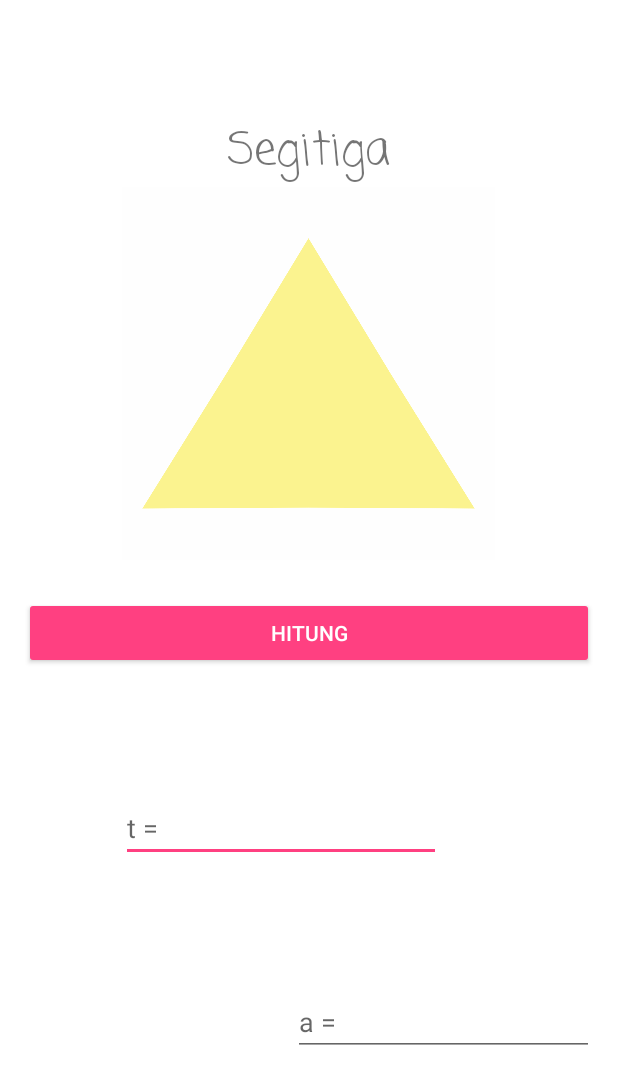
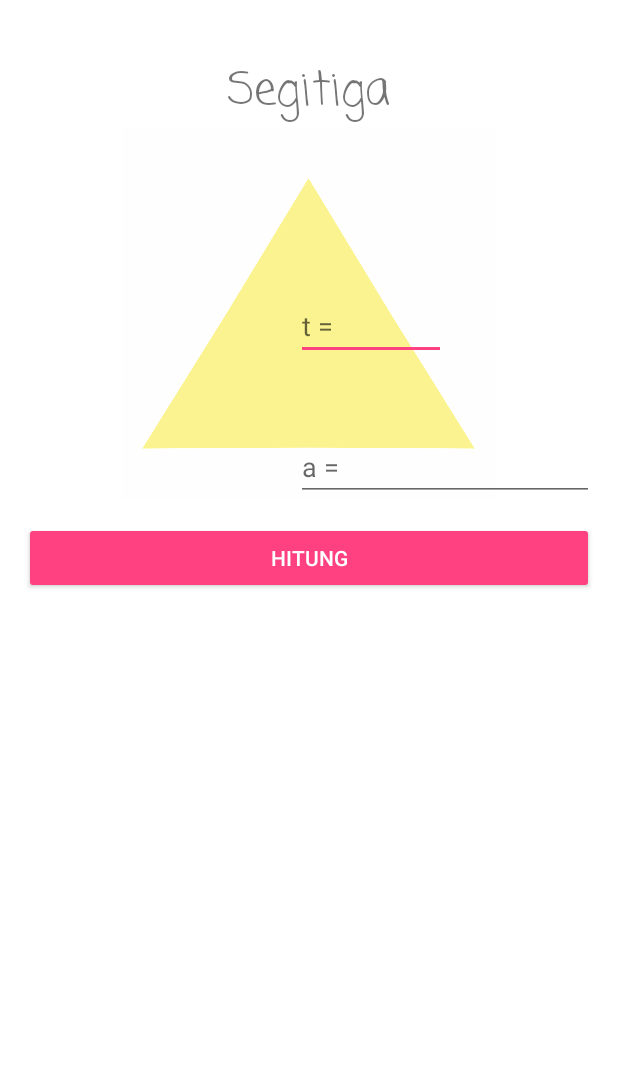
Before and after one commit to AskaIvan/HitungBangunYuk, an Android app: the layout activity_segitiga.xml on its own in the app's theme, with its tools: preview values and no code run, on a phone screen of 412 x 824 dp. Shown: the top 1084 px of the screen. Run offline under Robolectric (Android 15) with nearby library versions, the phone set to English and light mode, and no system bars.

Commit message:
Rumus dan Desain

```diff
--- a/app/src/main/java/id/sch/smktelkom_mlg/project/xirpl304132231/hitungbangunyuk/persegi.java
+++ b/app/src/main/java/id/sch/smktelkom_mlg/project/xirpl304132231/hitungbangunyuk/persegi.java
@@ -31,9 +31,11 @@ public class persegi extends AppCompatActivity {
                 int a = etSisi.getText().toString().isEmpty() ? 0 : Integer.parseInt(etSisi.getText().toString());
 
                 //luas
-                tvHasil.setText(a * a);
+                int luas = (a * a);
                 //keliling
-                tvHasil.setText(4 * a);
+                int keliling = (4 * a);
+
+                tvHasil.setText("Luas Persegi = " + luas + "\n" + "Keliling Persegi = " + keliling);
             }
         });
 
--- a/app/src/main/res/layout/activity_segitiga.xml
+++ b/app/src/main/res/layout/activity_segitiga.xml
@@ -13,17 +13,6 @@
     tools:context="id.sch.smktelkom_mlg.project.xirpl304132231.hitungbangunyuk.segitiga">
 
 
-    <TextView
-        android:id="@+id/textView"
-        android:layout_width="wrap_content"
-        android:layout_height="wrap_content"
-        android:layout_alignParentTop="true"
-        android:layout_centerHorizontal="true"
-        android:layout_marginTop="62dp"
-        android:fontFamily="casual"
-        android:text="Segitiga"
-        android:textSize="30sp" />
-
     <ImageView
         android:id="@+id/segitiga"
         android:layout_width="250dp"
@@ -32,14 +21,22 @@
         android:layout_centerHorizontal="true"
         app:srcCompat="@drawable/segitiga" />
 
+    <TextView
+        android:id="@+id/tvHasil"
+        android:layout_width="300dp"
+        android:layout_height="200dp"
+        android:layout_below="@+id/buttonHitung"
+        android:layout_centerHorizontal="true"
+        android:layout_marginTop="16dp" />
+
     <EditText
         android:id="@+id/editTextTinggi"
-        android:layout_width="wrap_content"
+        android:layout_width="100dp"
         android:layout_height="wrap_content"
-        android:layout_above="@+id/editTextAlas"
-        android:layout_alignLeft="@+id/segitiga"
-        android:layout_alignStart="@+id/segitiga"
-        android:layout_marginBottom="84dp"
+        android:layout_above="@+id/buttonHitung"
+        android:layout_alignLeft="@+id/editTextAlas"
+        android:layout_alignStart="@+id/editTextAlas"
+        android:layout_marginBottom="94dp"
         android:ems="10"
         android:hint="t ="
         android:inputType="number" />
@@ -48,12 +45,11 @@
         android:id="@+id/editTextAlas"
         android:layout_width="wrap_content"
         android:layout_height="wrap_content"
+        android:layout_alignBottom="@+id/segitiga"
         android:layout_alignLeft="@+id/textView"
-        android:layout_alignParentBottom="true"
         android:layout_alignStart="@+id/textView"
-        android:layout_marginBottom="104dp"
-        android:layout_marginLeft="44dp"
-        android:layout_marginStart="44dp"
+        android:layout_marginLeft="46dp"
+        android:layout_marginStart="46dp"
         android:ems="10"
         android:hint="a ="
         android:inputType="number" />
@@ -66,15 +62,17 @@
         android:layout_alignParentLeft="true"
         android:layout_alignParentStart="true"
         android:layout_below="@+id/segitiga"
-        android:layout_marginTop="24dp"
+        android:layout_marginTop="14dp"
         android:text="HITUNG" />
 
     <TextView
-        android:id="@+id/tvHasil"
-        android:layout_width="300dp"
-        android:layout_height="200dp"
-        android:layout_below="@+id/buttonHitung"
+        android:id="@+id/textView"
+        android:layout_width="wrap_content"
+        android:layout_height="wrap_content"
+        android:layout_alignParentTop="true"
         android:layout_centerHorizontal="true"
-        android:layout_marginTop="16dp" />
-
+        android:layout_marginTop="22dp"
+        android:fontFamily="casual"
+        android:text="Segitiga"
+        android:textSize="30sp" />
 </RelativeLayout>
```
Also changed, not shown: app/src/main/java/id/sch/smktelkom_mlg/project/xirpl304132231/hitungbangunyuk/segitiga.java (+5 -4 lines), app/src/main/res/layout/activity_persegi.xml (+19 -19 lines).
